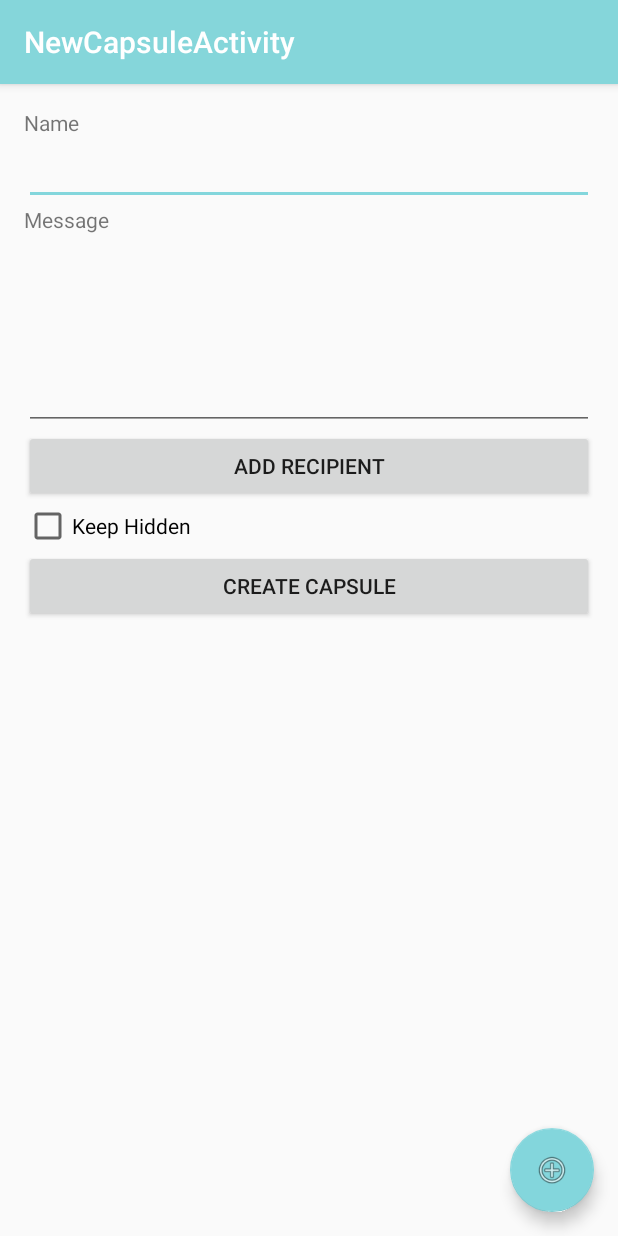
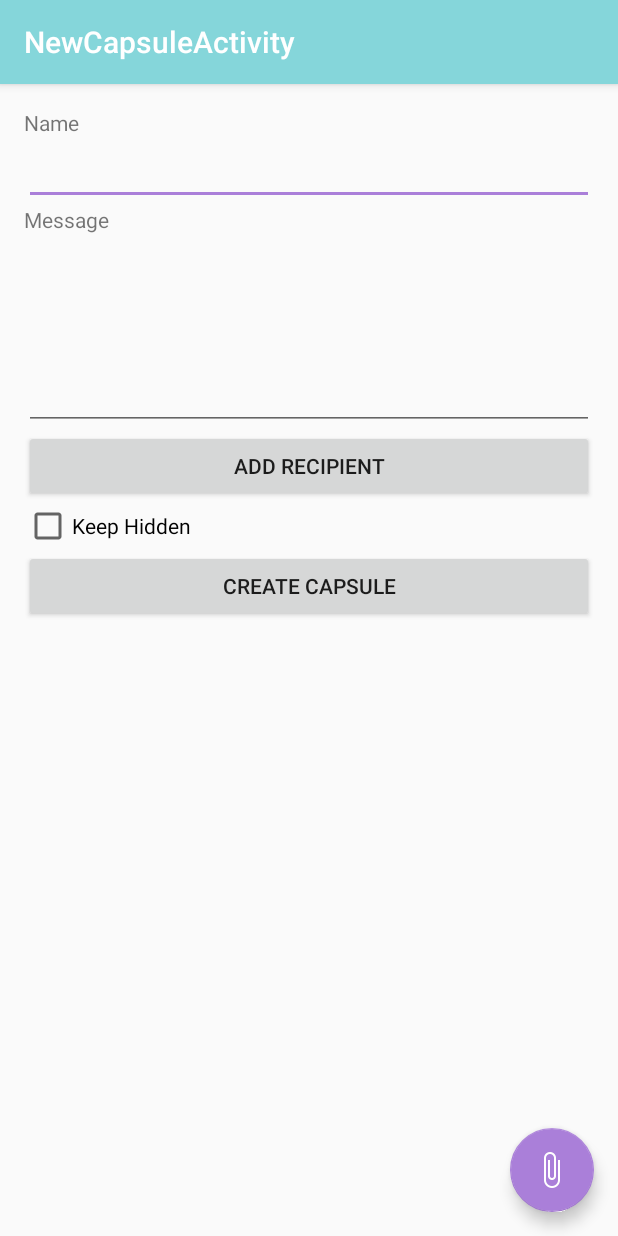
Before and after one commit to ezturner/TimeCapsule, an Android app: the screen it shows after launch (NewCapsuleActivity), after a tap on an icon or button, on a phone screen of 412 x 824 dp. Run offline under Robolectric (Android 15) with nearby library versions, the phone set to English and light mode, and no system bars; our stand-ins replace Firebase (no records; nobody signed in at launch, a user with empty details on screens opened directly); libraries missing offline, so code that uses them is left out: com.afollestad.materialdialogs; 1 statement that could not run was skipped.

Commit message:
Added basic attachment

```diff
--- a/app/src/main/java/me/kevinkang/timecapsule/data/models/Attachment.java
+++ b/app/src/main/java/me/kevinkang/timecapsule/data/models/Attachment.java
@@ -4,5 +4,8 @@ package me.kevinkang.timecapsule.data.models;
  * Created by Work on 10/15/2016.
  */
 
-public interface Attachment {
+public abstract class Attachment {
+
+    public abstract String getType();
+    public abstract String getExtension();
 }
--- a/app/src/main/res/layout/activity_new_capsule.xml
+++ b/app/src/main/res/layout/activity_new_capsule.xml
@@ -27,7 +27,7 @@
         android:layout_height="wrap_content"
         android:layout_gravity="bottom|end"
         android:layout_margin="@dimen/fab_margin"
-        app:srcCompat="@android:drawable/ic_menu_add" />
+        app:srcCompat="@drawable/ic_attach_file_white_24dp" />
     <include layout="@layout/content_new_capsule" />
 
 
--- a/app/src/main/res/values/colors.xml
+++ b/app/src/main/res/values/colors.xml
@@ -2,7 +2,7 @@
 <resources>
     <color name="colorPrimary">#85D6DA</color>
     <color name="colorPrimaryDark">#60B2C0</color>
-    <color name="colorAccent">#83D6DC</color>
+    <color name="colorAccent">#AA7FD9</color>
     <color name="primaryText">#212121</color>
     <color name="secondaryText">#727272</color>
 
--- a/app/src/main/res/values/strings.xml
+++ b/app/src/main/res/values/strings.xml
@@ -18,4 +18,7 @@
     <string name="title_activity_new_capsule">NewCapsuleActivity</string>
     <string name="title_activity_splash_screen">SplashScreen</string>
 
+    <string name="attachment_title">What would you like to attach?</string>
+    <string name="image">Image or Video</string>
+    <string name="file">File</string>
 </resources>
```
Also changed, not shown: app/src/main/java/me/kevinkang/timecapsule/activities/NewCapsuleActivity.java (+88 -2 lines), app/src/main/java/me/kevinkang/timecapsule/data/firebase/FirebaseAttachment.java (added, +20 -0 lines), app/src/main/res/drawable-hdpi/ic_attach_file_white_24dp.png (added), app/src/main/res/drawable-mdpi/ic_attach_file_white_24dp.png (added), app/src/main/res/drawable-xhdpi/ic_attach_file_white_24dp.png (added), app/src/main/res/drawable-xxhdpi/ic_attach_file_white_24dp.png (added), app/src/main/res/drawable-xxxhdpi/ic_attach_file_white_24dp.png (added).
